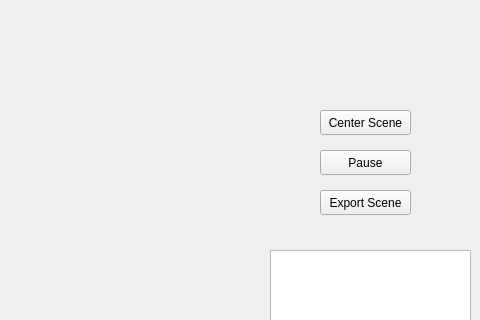
Qt form cpp/src/mainwindow.ui (DrJPepper/codefest22-vtk-demo) before a commit; both pictures show x 720 to 1200 and y 170 to 490 of the 1200 by 800 pixel window.
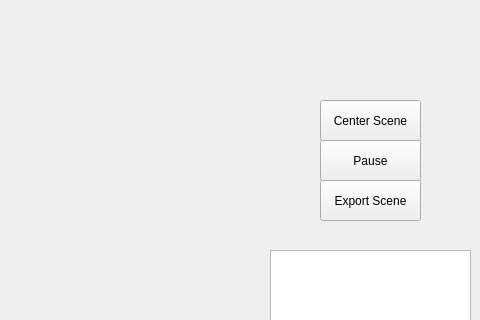
The same form after that commit. Custom widgets are drawn as their Qt base class.

What changed in the file:
```diff
--- a/cpp/src/mainwindow.ui
+++ b/cpp/src/mainwindow.ui
@@ -14,7 +14,7 @@
    <string>Main Window</string>
   </property>
   <widget class="QWidget" name="centralwidget">
-   <widget class="QVTKOpenGLStereoWidget" name="qvtkWidget" native="true">
+   <widget class="QFrame" name="qvtkFrame">
     <property name="geometry">
      <rect>
       <x>10</x>
@@ -28,9 +28,9 @@
     <property name="geometry">
      <rect>
       <x>1040</x>
-      <y>320</y>
-      <width>91</width>
-      <height>25</height>
+      <y>310</y>
+      <width>101</width>
+      <height>41</height>
      </rect>
     </property>
     <property name="text">
@@ -41,9 +41,9 @@
     <property name="geometry">
      <rect>
       <x>1040</x>
-      <y>360</y>
-      <width>91</width>
-      <height>25</height>
+      <y>350</y>
+      <width>101</width>
+      <height>41</height>
      </rect>
     </property>
     <property name="text">
@@ -64,9 +64,9 @@
     <property name="geometry">
      <rect>
       <x>1040</x>
-      <y>280</y>
-      <width>91</width>
-      <height>25</height>
+      <y>270</y>
+      <width>101</width>
+      <height>41</height>
      </rect>
     </property>
     <property name="text">
@@ -75,13 +75,6 @@
    </widget>
   </widget>
  </widget>
- <customwidgets>
-  <customwidget>
-   <class>QVTKOpenGLStereoWidget</class>
-   <extends>QWidget</extends>
-   <header>QVTKOpenGLStereoWidget.h</header>
-  </customwidget>
- </customwidgets>
  <resources/>
  <connections/>
 </ui>
```
